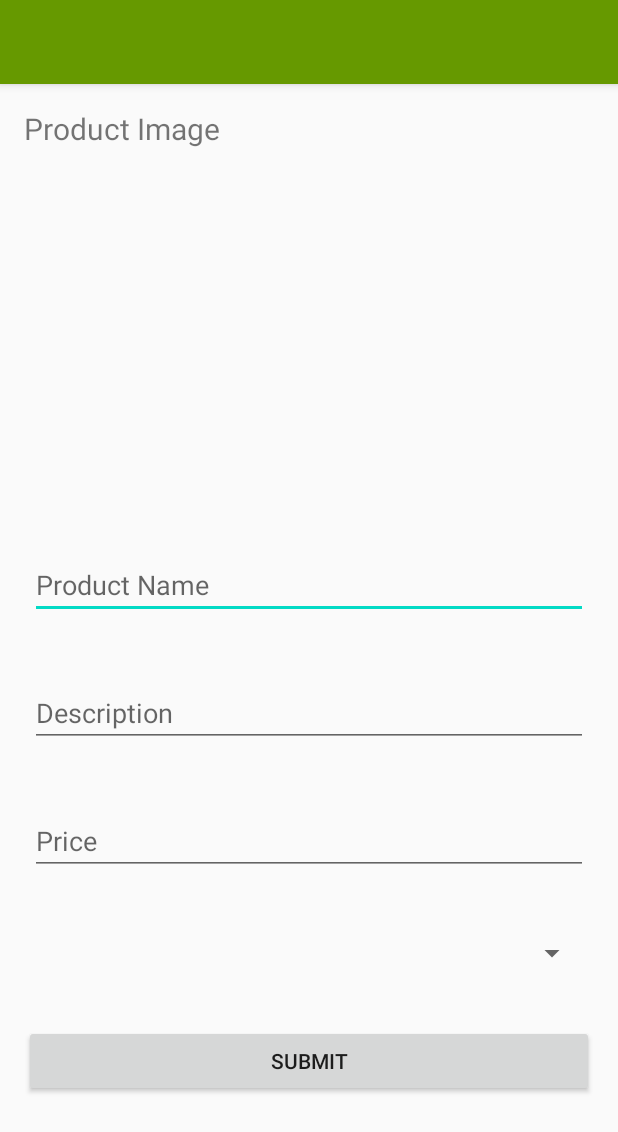
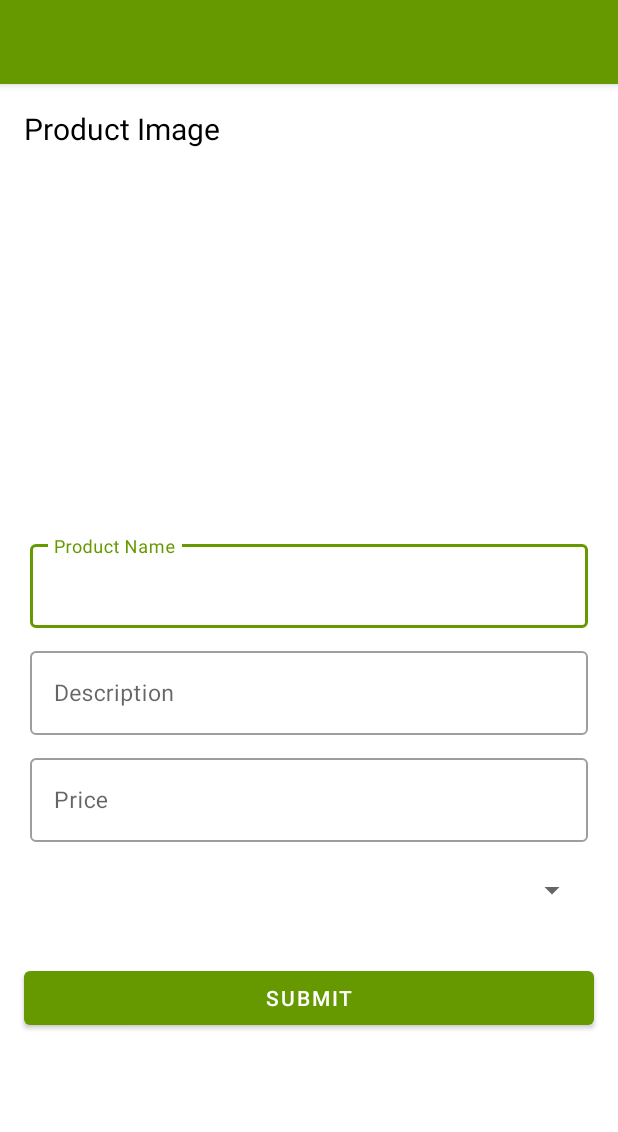
Before and after one commit to odaga/AgriSeller, an Android app: the layout activity_add_product_details.xml on its own in the app's theme, with its tools: preview values and no code run, on a phone screen of 412 x 824 dp. Shown: the top 1132 px of the screen. Run offline under Robolectric (Android 15) with nearby library versions, the phone set to English and light mode, and no system bars; plain views replace LoaderImageView.

Commit message:
Added the material app theme to the styles.xml

```diff
--- a/app/src/main/java/com/ugtechie/agriseller/activities/AddNewProductImage.java
+++ b/app/src/main/java/com/ugtechie/agriseller/activities/AddNewProductImage.java
@@ -50,6 +50,7 @@ public class AddNewProductImage extends AppCompatActivity {
     protected void onCreate(Bundle savedInstanceState) {
         super.onCreate(savedInstanceState);
         setContentView(R.layout.activity_add_new_product_image);
+
 
         //Initializing the toolbar
         Toolbar mActionBarToolbar = findViewById(R.id.toolbar);
--- a/app/src/main/java/com/ugtechie/agriseller/activities/AddProductDetailsActivity.java
+++ b/app/src/main/java/com/ugtechie/agriseller/activities/AddProductDetailsActivity.java
@@ -50,7 +50,7 @@ public class AddProductDetailsActivity extends AppCompatActivity implements Adap
 
         //Initializing the toolbar
         Toolbar mActionBarToolbar = findViewById(R.id.toolbar);
-        mActionBarToolbar.setTitle("My Orders");
+        mActionBarToolbar.setTitle("Product Details");
 
         imageView = findViewById(R.id.uploaded_image_preview);
         editTextProductName = findViewById(R.id.edit_text_add_product_name);
--- a/app/src/main/java/com/ugtechie/agriseller/activities/InventoryActivity.java
+++ b/app/src/main/java/com/ugtechie/agriseller/activities/InventoryActivity.java
@@ -1,15 +1,13 @@
 package com.ugtechie.agriseller.activities;
+
+import android.content.Intent;
+import android.os.Bundle;
+import android.view.View;
 
 import androidx.appcompat.app.AppCompatActivity;
 import androidx.appcompat.widget.Toolbar;
-import androidx.recyclerview.widget.LinearLayoutManager;
-import androidx.recyclerview.widget.RecyclerView;
-import android.content.Intent;
-import android.os.Bundle;
-
 
 import com.ugtechie.agriseller.R;
-
 
 
 public class InventoryActivity extends AppCompatActivity {
@@ -21,15 +19,29 @@ public class InventoryActivity extends AppCompatActivity {
         super.onCreate(savedInstanceState);
         setContentView(R.layout.activity_inventory);
 
-        //Initializing the toolbar
-       // Toolbar mActionBarToolbar = findViewById(R.id.toolbar);
-       // mActionBarToolbar.setTitle("My Inventory");
 
         //Initializing the toolbar
         Toolbar mActionBarToolbar = findViewById(R.id.toolbar);
         mActionBarToolbar.setTitle("My Inventory");
+        setSupportActionBar(mActionBarToolbar);
+        getSupportActionBar().setDisplayHomeAsUpEnabled(true);
+        getSupportActionBar().setDisplayShowHomeEnabled(true);
+        getSupportActionBar().setBackgroundDrawable(null);
+        mActionBarToolbar.setNavigationOnClickListener(new View.OnClickListener() {
+            @Override
+            public void onClick(View v) {
+                startActivity(new Intent(InventoryActivity.this, HomeActivity.class));
+            }
+        });
 
     }
 
+    //going back to the parent activity
 
+
+    @Override
+    public void onBackPressed() {
+        super.onBackPressed();
+        startActivity(new Intent(getApplicationContext(), HomeActivity.class));
+    }
 }
--- a/app/src/main/res/layout/activity_add_product_details.xml
+++ b/app/src/main/res/layout/activity_add_product_details.xml
@@ -26,6 +26,7 @@
                 android:layout_height="wrap_content"
                 android:layout_margin="16dp"
                 android:text="Product Image"
+                android:textColor="@android:color/black"
                 android:textSize="20sp" />
 
 
@@ -36,28 +37,61 @@
                 android:layout_margin="16dp" />
 
 
-            <EditText
-                android:id="@+id/edit_text_add_product_name"
+            <com.google.android.material.textfield.TextInputLayout
+                style="@style/Widget.MaterialComponents.TextInputLayout.OutlinedBox"
                 android:layout_width="match_parent"
                 android:layout_height="wrap_content"
-                android:layout_margin="20dp"
-                android:hint="Product Name"
-                android:inputType="text" />
+                android:layout_marginLeft="20dp"
+                android:layout_marginTop="10dp"
+                android:layout_marginRight="20dp"
+                android:hint="Product Name">
 
-            <EditText
-                android:id="@+id/edit_text_add_product_description"
+                <com.google.android.material.textfield.TextInputEditText
+                    android:id="@+id/edit_text_add_product_name"
+                    android:layout_width="match_parent"
+                    android:layout_height="wrap_content"
+                    android:inputType="text"
+                    android:textSize="15dp" />
+
+            </com.google.android.material.textfield.TextInputLayout>
+
+
+            <com.google.android.material.textfield.TextInputLayout
+                style="@style/Widget.MaterialComponents.TextInputLayout.OutlinedBox"
                 android:layout_width="match_parent"
                 android:layout_height="wrap_content"
-                android:layout_margin="20dp"
-                android:hint="Description" />
+                android:layout_marginLeft="20dp"
+                android:layout_marginTop="10dp"
+                android:layout_marginRight="20dp"
+                android:hint="Description">
 
-            <EditText
-                android:id="@+id/edit_text_add_product_price"
+                <com.google.android.material.textfield.TextInputEditText
+                    android:id="@+id/edit_text_add_product_description"
+                    android:layout_width="match_parent"
+                    android:layout_height="wrap_content"
+                    android:inputType="textMultiLine"
+                    android:textSize="15dp" />
+
+            </com.google.android.material.textfield.TextInputLayout>
+
+
+            <com.google.android.material.textfield.TextInputLayout
+                style="@style/Widget.MaterialComponents.TextInputLayout.OutlinedBox"
                 android:layout_width="match_parent"
                 android:layout_height="wrap_content"
-                android:layout_margin="20dp"
-                android:hint="Price"
-                android:inputType="numberDecimal" />
+                android:layout_marginLeft="20dp"
+                android:layout_marginTop="10dp"
+                android:layout_marginRight="20dp"
+                android:hint="Price">
+
+                <com.google.android.material.textfield.TextInputEditText
+                    android:id="@+id/edit_text_add_product_price"
+                    android:layout_width="match_parent"
+                    android:layout_height="wrap_content"
+                    android:inputType="text"
+                    android:textSize="15dp" />
+
+            </com.google.android.material.textfield.TextInputLayout>
 
             <Spinner
                 android:id="@+id/product_category_spinner"
--- a/app/src/main/res/values/styles.xml
+++ b/app/src/main/res/values/styles.xml
@@ -1,6 +1,7 @@
 <resources>
     <!-- Base application theme. -->
-    <style name="AppTheme" parent="Theme.AppCompat.Light.NoActionBar">
+    <!-- <style name="AppTheme" parent="Theme.AppCompat.Light.NoActionBar"> -->
+    <style name="AppTheme" parent="Theme.MaterialComponents.Light.NoActionBar">
         <!-- Customize your theme here. -->
         <item name="colorPrimary">@color/colorPrimary</item>
         <item name="colorPrimaryDark">@color/colorPrimaryDark</item>
```
